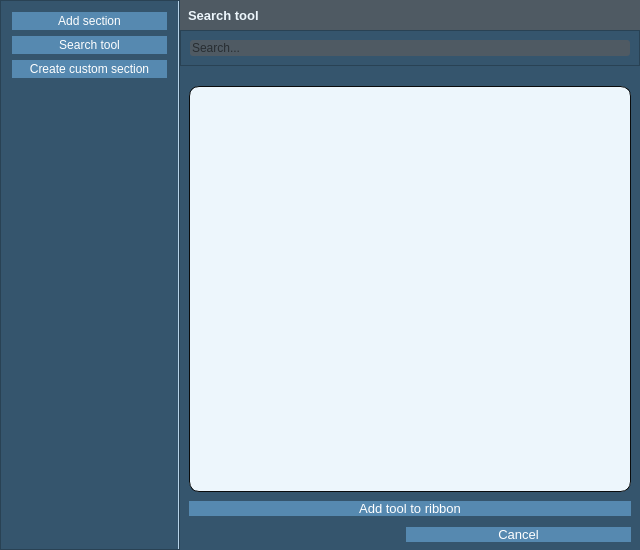
GIAPspzoo/GIAP_PolaMap_lite, file SectionManager/UI/select_section_dialog.ui: the form before one commit.
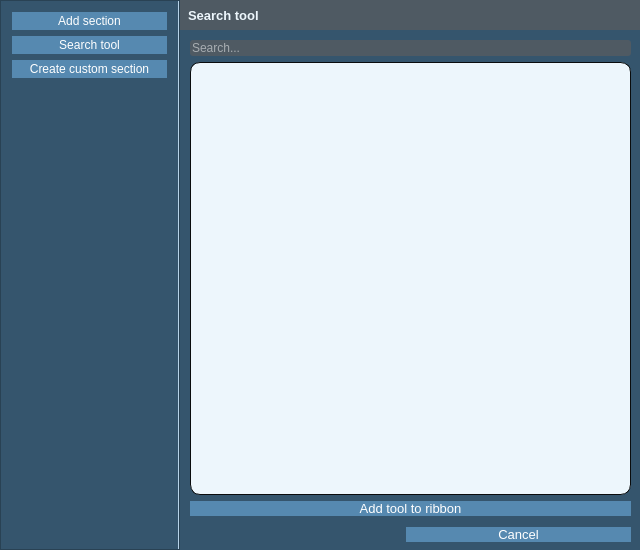
The form after the commit. The open tabs and pages were chosen to show the change. Icons and pictures are not drawn. Custom widgets are drawn as their Qt base class.

Diff of the .ui file:
```diff
--- a/SectionManager/UI/select_section_dialog.ui
+++ b/SectionManager/UI/select_section_dialog.ui
@@ -611,7 +611,7 @@
       </layout>
      </widget>
      <widget class="QWidget" name="page">
-      <layout class="QGridLayout" name="gridLayout_4">
+      <layout class="QGridLayout" name="gridLayout_4" rowstretch="0,0,0,0,0" rowminimumheight="0,0,0,0,0">
        <property name="leftMargin">
         <number>0</number>
        </property>
@@ -630,19 +630,28 @@
        <item row="1" column="0">
         <widget class="QFrame" name="frame_6">
          <property name="frameShape">
-          <enum>QFrame::StyledPanel</enum>
+          <enum>QFrame::NoFrame</enum>
          </property>
          <property name="frameShadow">
           <enum>QFrame::Raised</enum>
          </property>
          <layout class="QGridLayout" name="gridLayout_7">
-          <item row="0" column="0">
+          <property name="leftMargin">
+           <number>10</number>
+          </property>
+          <property name="topMargin">
+           <number>10</number>
+          </property>
+          <property name="bottomMargin">
+           <number>6</number>
+          </property>
+          <item row="1" column="0">
            <widget class="QgsFilterLineEdit" name="searchBox">
             <property name="toolTip">
              <string>Enter algorithm name to filter list</string>
             </property>
             <property name="styleSheet">
-             <string notr="true"/>
+             <string notr="true">color: #fff</string>
             </property>
             <property name="placeholderText">
              <string>Search...</string>
@@ -655,19 +664,6 @@
          </layout>
         </widget>
        </item>
-       <item row="2" column="0">
-        <spacer name="horizontalSpacer_2">
-         <property name="orientation">
-          <enum>Qt::Horizontal</enum>
-         </property>
-         <property name="sizeHint" stdset="0">
-          <size>
-           <width>40</width>
-           <height>20</height>
-          </size>
-         </property>
-        </spacer>
-       </item>
        <item row="3" column="0">
         <widget class="QFrame" name="frame_7">
          <property name="frameShape">
@@ -677,9 +673,15 @@
           <enum>QFrame::Raised</enum>
          </property>
          <layout class="QGridLayout" name="gridLayout_8">
+          <property name="leftMargin">
+           <number>10</number>
+          </property>
           <property name="topMargin">
            <number>0</number>
           </property>
+          <property name="rightMargin">
+           <number>9</number>
+          </property>
           <property name="bottomMargin">
            <number>0</number>
           </property>
@@ -703,7 +705,7 @@
              <enum>QFrame::Raised</enum>
             </property>
             <layout class="QGridLayout" name="gridLayout_5">
-             <property name="topMargin">
+             <property name="bottomMargin">
               <number>9</number>
              </property>
              <item row="1" column="0">
@@ -793,10 +795,10 @@
        <item row="4" column="0">
         <layout class="QGridLayout" name="gridLayout_6">
          <property name="leftMargin">
-          <number>9</number>
+          <number>10</number>
          </property>
          <property name="topMargin">
-          <number>9</number>
+          <number>6</number>
          </property>
          <property name="rightMargin">
           <number>9</number>
```
Left out of the diff: 42 changed lines with no effect on the pictures.
